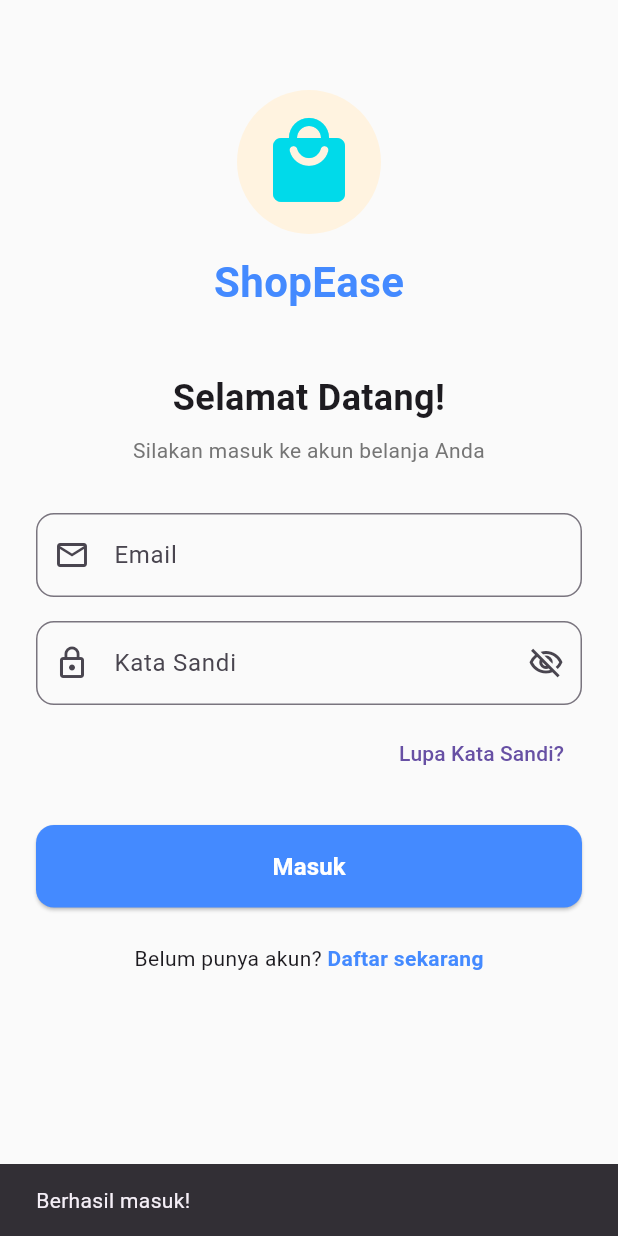
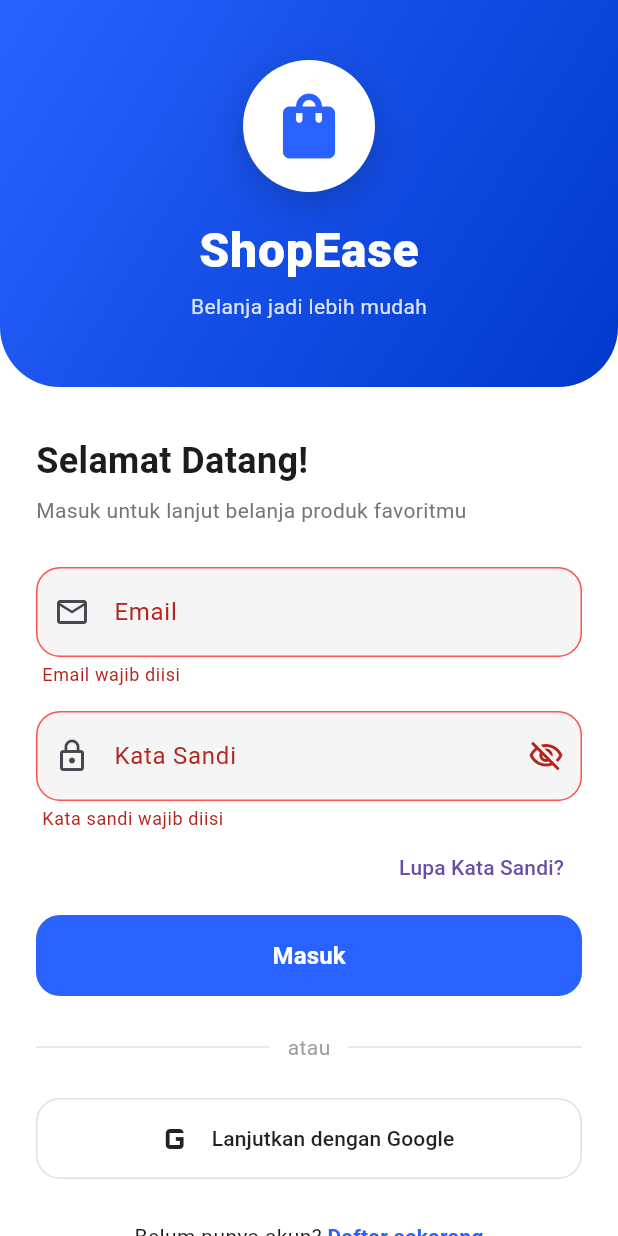
Before and after one commit to Nashr5/tugas_uas_ui, a Flutter app: the screen it shows after launch, after a tap on "Masuk", on a phone screen of 412 x 824 dp. Run offline on Flutter 3.47's test engine with Material 3 defaults, Android fonts, the phone set to English and light mode, and no system bars.

Commit message:
update login page
mengubah tampilan login supaya lebih enak dilihat

```diff
--- a/lib/login_page.dart
+++ b/lib/login_page.dart
@@ -1,6 +1,5 @@
 import 'package:flutter/material.dart';
 import 'register_page.dart';
-// import 'main.dart'; // Aktifkan & sesuaikan ini jika mau disambungkan ke halaman Katalog setelah login
 
 class LoginPage extends StatefulWidget {
   const LoginPage({super.key});
@@ -10,101 +9,140 @@ class LoginPage extends StatefulWidget {
 }
 
 class _LoginPageState extends State<LoginPage> {
+  final _formKey = GlobalKey<FormState>();
   final _emailController = TextEditingController();
   final _passwordController = TextEditingController();
   bool _obscureText = true;
 
+  static const _primary = Color(0xFF2962FF);
+  static const _primaryDark = Color(0xFF0039CB);
+
+  @override
+  void dispose() {
+    _emailController.dispose();
+    _passwordController.dispose();
+    super.dispose();
+  }
+
+  InputDecoration _inputDecoration({
+    required String label,
+    required IconData icon,
+    Widget? suffix,
+  }) {
+    return InputDecoration(
+      labelText: label,
+      prefixIcon: Icon(icon),
+      suffixIcon: suffix,
+      filled: true,
+      fillColor: Colors.grey[100],
+      contentPadding: const EdgeInsets.symmetric(vertical: 18),
+      border: OutlineInputBorder(
+        borderRadius: BorderRadius.circular(16),
+        borderSide: BorderSide.none,
+      ),
+      enabledBorder: OutlineInputBorder(
+        borderRadius: BorderRadius.circular(16),
+        borderSide: BorderSide.none,
+      ),
+      focusedBorder: OutlineInputBorder(
+        borderRadius: BorderRadius.circular(16),
+        borderSide: const BorderSide(color: _primary, width: 1.5),
+      ),
+      errorBorder: OutlineInputBorder(
+        borderRadius: BorderRadius.circular(16),
+        borderSide: const BorderSide(color: Colors.redAccent),
+      ),
+      focusedErrorBorder: OutlineInputBorder(
+        borderRadius: BorderRadius.circular(16),
+        borderSide: const BorderSide(color: Colors.redAccent, width: 1.5),
+      ),
+    );
+  }
+
+  void _login() {
+    if (_formKey.currentState!.validate()) {
+      // Tambahkan logika navigasi ke Katalog disini
+      ScaffoldMessenger.of(context).showSnackBar(
+        const SnackBar(content: Text('Berhasil masuk!')),
+      );
+    }
+  }
+
   @override
   Widget build(BuildContext context) {
     return Scaffold(
-      backgroundColor: Colors.grey[50],
-      body: SafeArea(
-        child: SingleChildScrollView(
-          padding: const EdgeInsets.symmetric(horizontal: 24.0),
+      backgroundColor: Colors.white,
+      body: SingleChildScrollView(
         child: Column(
           crossAxisAlignment: CrossAxisAlignment.stretch,
           children: [
-              const SizedBox(height: 60),
-              // Logo E-Commerce
-              Center(
+            _buildHeader(),
+            Padding(
+              padding: const EdgeInsets.fromLTRB(24, 32, 24, 24),
+              child: Form(
+                key: _formKey,
                 child: Column(
+                  crossAxisAlignment: CrossAxisAlignment.stretch,
                   children: [
-                    Container(
-                      padding: const EdgeInsets.all(16),
-                      decoration: BoxDecoration(
-                        color: Colors.orange[50],
-                        shape: BoxShape.circle,
-                      ),
-                      child: const Icon(
-                        Icons.local_mall_rounded,
-                        size: 64,
-                        color: Color.fromARGB(255, 0, 218, 234),
-                      ),
-                    ),
-                    const SizedBox(height: 12),
-                    const Text(
-                      'ShopEase',
-                      style: TextStyle(
-                        fontSize: 28,
-                        fontWeight: FontWeight.bold,
-                        color: Colors.blueAccent,
-                      ),
-                    ),
-                  ],
-                ),
-              ),
-              const SizedBox(height: 40),
                     const Text(
                       'Selamat Datang!',
                       style: TextStyle(fontSize: 24, fontWeight: FontWeight.bold),
-                textAlign: TextAlign.center,
                     ),
-              const SizedBox(height: 8),
+                    const SizedBox(height: 6),
                     Text(
-                'Silakan masuk ke akun belanja Anda',
+                      'Masuk untuk lanjut belanja produk favoritmu',
                       style: TextStyle(color: Colors.grey[600], fontSize: 14),
-                textAlign: TextAlign.center,
                     ),
-              const SizedBox(height: 32),
+                    const SizedBox(height: 28),
 
-              // Form Email
-              TextField(
+                    // Email
+                    TextFormField(
                       controller: _emailController,
-                decoration: InputDecoration(
-                  labelText: 'Email',
-                  prefixIcon: const Icon(Icons.email_outlined),
-                  border: OutlineInputBorder(
-                    borderRadius: BorderRadius.circular(12),
+                      keyboardType: TextInputType.emailAddress,
+                      decoration: _inputDecoration(
+                        label: 'Email',
+                        icon: Icons.email_outlined,
                       ),
-                ),
+                      validator: (value) {
+                        if (value == null || value.trim().isEmpty) {
+                          return 'Email wajib diisi';
+                        }
+                        if (!value.contains('@')) {
+                          return 'Format email tidak valid';
+                        }
+                        return null;
+                      },
                     ),
                     const SizedBox(height: 16),
 
-              // Form Password
-              TextField(
+                    // Kata Sandi
+                    TextFormField(
                       controller: _passwordController,
                       obscureText: _obscureText,
-                decoration: InputDecoration(
-                  labelText: 'Kata Sandi',
-                  prefixIcon: const Icon(Icons.lock_outline),
-                  suffixIcon: IconButton(
+                      decoration: _inputDecoration(
+                        label: 'Kata Sandi',
+                        icon: Icons.lock_outline,
+                        suffix: IconButton(
                           icon: Icon(
-                      _obscureText ? Icons.visibility_off_outlined : Icons.visibility_outlined,
+                            _obscureText
+                                ? Icons.visibility_off_outlined
+                                : Icons.visibility_outlined,
                           ),
-                    onPressed: () {
-                      setState(() {
-                        _obscureText = !_obscureText;
-                      });
+                          onPressed: () =>
+                              setState(() => _obscureText = !_obscureText),
+                        ),
+                      ),
+                      validator: (value) {
+                        if (value == null || value.isEmpty) {
+                          return 'Kata sandi wajib diisi';
+                        }
+                        if (value.length < 6) {
+                          return 'Minimal 6 karakter';
+                        }
+                        return null;
                       },
                     ),
-                  border: OutlineInputBorder(
-                    borderRadius: BorderRadius.circular(12),
-                  ),
-                ),
-              ),
-              const SizedBox(height: 8),
 
-              // Lupa Password
                     Align(
                       alignment: Alignment.centerRight,
                       child: TextButton(
@@ -112,27 +150,65 @@ class _LoginPageState extends State<LoginPage> {
                         child: const Text('Lupa Kata Sandi?'),
                       ),
                     ),
+                    const SizedBox(height: 8),
+
+                    // Tombol Masuk
+                    SizedBox(
+                      height: 54,
+                      child: ElevatedButton(
+                        onPressed: _login,
+                        style: ElevatedButton.styleFrom(
+                          backgroundColor: _primary,
+                          foregroundColor: Colors.white,
+                          elevation: 0,
+                          shape: RoundedRectangleBorder(
+                            borderRadius: BorderRadius.circular(16),
+                          ),
+                        ),
+                        child: const Text(
+                          'Masuk',
+                          style: TextStyle(
+                            fontSize: 16,
+                            fontWeight: FontWeight.bold,
+                          ),
+                        ),
+                      ),
+                    ),
                     const SizedBox(height: 24),
 
-              // Tombol Masuk
-              ElevatedButton(
-                onPressed: () {
-                  // Tambahkan logika navigasi ke Katalog (main.dart) disini
-                  ScaffoldMessenger.of(context).showSnackBar(
-                    const SnackBar(content: Text('Berhasil masuk!')),
-                  );
-                },
-                style: ElevatedButton.styleFrom(
-                  backgroundColor: Colors.blueAccent,
-                  foregroundColor: Colors.white,
-                  padding: const EdgeInsets.symmetric(vertical: 16),
-                  shape: RoundedRectangleBorder(
-                    borderRadius: BorderRadius.circular(12),
+                    // Pemisah
+                    Row(
+                      children: [
+                        Expanded(child: Divider(color: Colors.grey[300])),
+                        Padding(
+                          padding: const EdgeInsets.symmetric(horizontal: 12),
+                          child: Text(
+                            'atau',
+                            style: TextStyle(color: Colors.grey[500]),
                           ),
                         ),
-                child: const Text('Masuk', style: TextStyle(fontSize: 16, fontWeight: FontWeight.bold)),
+                        Expanded(child: Divider(color: Colors.grey[300])),
+                      ],
                     ),
                     const SizedBox(height: 24),
+
+                    // Tombol Google (placeholder)
+                    SizedBox(
+                      height: 54,
+                      child: OutlinedButton.icon(
+                        onPressed: () {},
+                        icon: const Icon(Icons.g_mobiledata, size: 32),
+                        label: const Text('Lanjutkan dengan Google'),
+                        style: OutlinedButton.styleFrom(
+                          foregroundColor: Colors.black87,
+                          side: BorderSide(color: Colors.grey.shade300),
+                          shape: RoundedRectangleBorder(
+                            borderRadius: BorderRadius.circular(16),
+                          ),
+                        ),
+                      ),
+                    ),
+                    const SizedBox(height: 28),
 
                     // Navigasi ke Daftar
                     Row(
@@ -143,13 +219,15 @@ class _LoginPageState extends State<LoginPage> {
                           onTap: () {
                             Navigator.push(
                               context,
-                        MaterialPageRoute(builder: (context) => const RegisterPage()),
+                              MaterialPageRoute(
+                                builder: (context) => const RegisterPage(),
+                              ),
                             );
                           },
                           child: const Text(
                             'Daftar sekarang',
                             style: TextStyle(
-                        color: Colors.blueAccent,
+                              color: _primary,
                               fontWeight: FontWeight.bold,
                             ),
                           ),
@@ -160,6 +238,72 @@ class _LoginPageState extends State<LoginPage> {
                 ),
               ),
             ),
+          ],
+        ),
+      ),
+    );
+  }
+
+  Widget _buildHeader() {
+    return Container(
+      padding: EdgeInsets.fromLTRB(
+        24,
+        MediaQuery.of(context).padding.top + 40,
+        24,
+        44,
+      ),
+      decoration: const BoxDecoration(
+        gradient: LinearGradient(
+          begin: Alignment.topLeft,
+          end: Alignment.bottomRight,
+          colors: [_primary, _primaryDark],
+        ),
+        borderRadius: BorderRadius.only(
+          bottomLeft: Radius.circular(40),
+          bottomRight: Radius.circular(40),
+        ),
+      ),
+      child: Column(
+        children: [
+          Container(
+            padding: const EdgeInsets.all(18),
+            decoration: BoxDecoration(
+              color: Colors.white,
+              shape: BoxShape.circle,
+              boxShadow: [
+                BoxShadow(
+                  color: Colors.black.withAlpha(46),
+                  blurRadius: 20,
+                  offset: const Offset(0, 8),
+                ),
+              ],
+            ),
+            child: const Icon(
+              Icons.shopping_bag_rounded,
+              size: 52,
+              color: _primary,
+            ),
+          ),
+          const SizedBox(height: 16),
+          const Text(
+            'ShopEase',
+            style: TextStyle(
+              fontSize: 32,
+              fontWeight: FontWeight.w800,
+              color: Colors.white,
+              letterSpacing: 0.5,
+            ),
+          ),
+          const SizedBox(height: 4),
+          Text(
+            'Belanja jadi lebih mudah',
+            style: TextStyle(
+              fontSize: 14,
+              color: Colors.white.withAlpha(217),
+            ),
+          ),
+        ],
+      ),
     );
   }
 }
```
Lines whose indentation alone changed are shown as unchanged.
